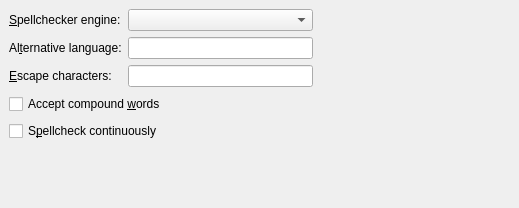
Before: the Qt Designer form src/frontends/qt4/ui/PrefSpellcheckerUi.ui in cburschka/lyx, drawn with Qt 5.
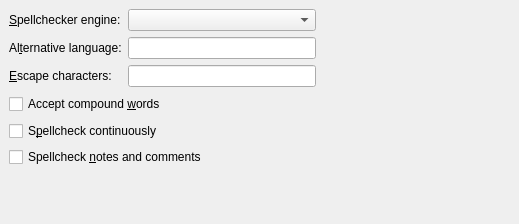
After: the same form once the commit is applied.

Commit message: * add pref option to exclude notes and comments from spell checking (bug 1509).

What changed in the file:
```diff
--- a/src/frontends/qt4/ui/PrefSpellcheckerUi.ui
+++ b/src/frontends/qt4/ui/PrefSpellcheckerUi.ui
@@ -6,7 +6,7 @@
     <x>0</x>
     <y>0</y>
     <width>519</width>
-    <height>208</height>
+    <height>224</height>
    </rect>
   </property>
   <property name="windowTitle" >
@@ -19,20 +19,85 @@
    <property name="spacing" >
     <number>6</number>
    </property>
-   <item row="1" column="0" >
-    <widget class="QLabel" name="altLanguageLA" >
+   <item row="6" column="0" colspan="3" >
+    <spacer>
+     <property name="orientation" >
+      <enum>Qt::Vertical</enum>
+     </property>
+     <property name="sizeType" >
+      <enum>QSizePolicy::Expanding</enum>
+     </property>
+     <property name="sizeHint" >
+      <size>
+       <width>501</width>
+       <height>21</height>
+      </size>
+     </property>
+    </spacer>
+   </item>
+   <item row="5" column="0" colspan="2" >
+    <widget class="QCheckBox" name="spellcheckNotesCB" >
+     <property name="toolTip" >
+      <string>If unchecked, notes and comments will be excluded from spell checking</string>
+     </property>
      <property name="text" >
-      <string>Al&amp;ternative language:</string>
+      <string>Spellcheck &amp;notes and comments</string>
+     </property>
+    </widget>
+   </item>
+   <item row="0" column="0" >
+    <widget class="QLabel" name="spellcheckerLA" >
+     <property name="text" >
+      <string>&amp;Spellchecker engine:</string>
      </property>
      <property name="buddy" >
       <cstring>altLanguageED</cstring>
      </property>
     </widget>
    </item>
-   <item row="1" column="1" >
-    <widget class="QLineEdit" name="altLanguageED" >
+   <item row="0" column="1" >
+    <widget class="QComboBox" name="spellcheckerCB" />
+   </item>
+   <item row="3" column="0" colspan="2" >
+    <widget class="QCheckBox" name="compoundWordCB" >
      <property name="toolTip" >
-      <string>Override the language used for the spellchecker</string>
+      <string>Accept words such as "diskdrive"</string>
+     </property>
+     <property name="text" >
+      <string>Accept compound &amp;words</string>
+     </property>
+    </widget>
+   </item>
+   <item row="4" column="0" colspan="2" >
+    <widget class="QCheckBox" name="spellcheckContinuouslyCB" >
+     <property name="toolTip" >
+      <string>Mark misspelled words with a wavy underline.</string>
+     </property>
+     <property name="text" >
+      <string>S&amp;pellcheck continuously</string>
+     </property>
+    </widget>
+   </item>
+   <item row="3" column="2" >
+    <spacer>
+     <property name="orientation" >
+      <enum>Qt::Horizontal</enum>
+     </property>
+     <property name="sizeType" >
+      <enum>QSizePolicy::Expanding</enum>
+     </property>
+     <property name="sizeHint" >
+      <size>
+       <width>41</width>
+       <height>22</height>
+      </size>
+     </property>
+    </spacer>
+   </item>
+   <item row="2" column="1" >
+    <widget class="QLineEdit" name="escapeCharactersED" >
+     <property name="toolTip" >
+      <string>The characters inserted here are ignored by the spellchecker. </string>
      </property>
     </widget>
    </item>
@@ -46,72 +111,17 @@
      </property>
     </widget>
    </item>
-   <item row="2" column="1" >
-    <widget class="QLineEdit" name="escapeCharactersED" >
+   <item row="1" column="1" >
+    <widget class="QLineEdit" name="altLanguageED" >
      <property name="toolTip" >
-      <string>The characters inserted here are ignored by the spellchecker. </string>
+      <string>Override the language used for the spellchecker</string>
      </property>
     </widget>
    </item>
-   <item row="3" column="3" >
-    <spacer>
-     <property name="orientation" >
-      <enum>Qt::Horizontal</enum>
-     </property>
-     <property name="sizeType" >
-      <enum>QSizePolicy::Expanding</enum>
-     </property>
-     <property name="sizeHint" stdset="0" >
-      <size>
-       <width>41</width>
-       <height>22</height>
-      </size>
-     </property>
-    </spacer>
-   </item>
-   <item row="5" column="0" colspan="3" >
-    <widget class="QCheckBox" name="spellcheckContinuouslyCB" >
-     <property name="toolTip" >
-      <string>Mark misspelled words with a wavy underline.</string>
-     </property>
+   <item row="1" column="0" >
+    <widget class="QLabel" name="altLanguageLA" >
      <property name="text" >
-      <string>S&amp;pellcheck continuously</string>
-     </property>
-    </widget>
-   </item>
-   <item row="6" column="0" colspan="4" >
-    <spacer>
-     <property name="orientation" >
-      <enum>Qt::Vertical</enum>
-     </property>
-     <property name="sizeType" >
-      <enum>QSizePolicy::Expanding</enum>
-     </property>
-     <property name="sizeHint" stdset="0" >
-      <size>
-       <width>20</width>
-       <height>20</height>
-      </size>
-     </property>
-    </spacer>
-   </item>
-   <item rowspan="2" row="3" column="0" colspan="4" >
-    <widget class="QCheckBox" name="compoundWordCB" >
-     <property name="toolTip" >
-      <string>Accept words such as "diskdrive"</string>
-     </property>
-     <property name="text" >
-      <string>Accept compound &amp;words</string>
-     </property>
-    </widget>
-   </item>
-   <item row="0" column="1" >
-    <widget class="QComboBox" name="spellcheckerCB" />
-   </item>
-   <item row="0" column="0" >
-    <widget class="QLabel" name="spellcheckerLA" >
-     <property name="text" >
-      <string>&amp;Spellchecker engine:</string>
+      <string>Al&amp;ternative language:</string>
      </property>
      <property name="buddy" >
       <cstring>altLanguageED</cstring>
```
The commit also changes 5 other files.
